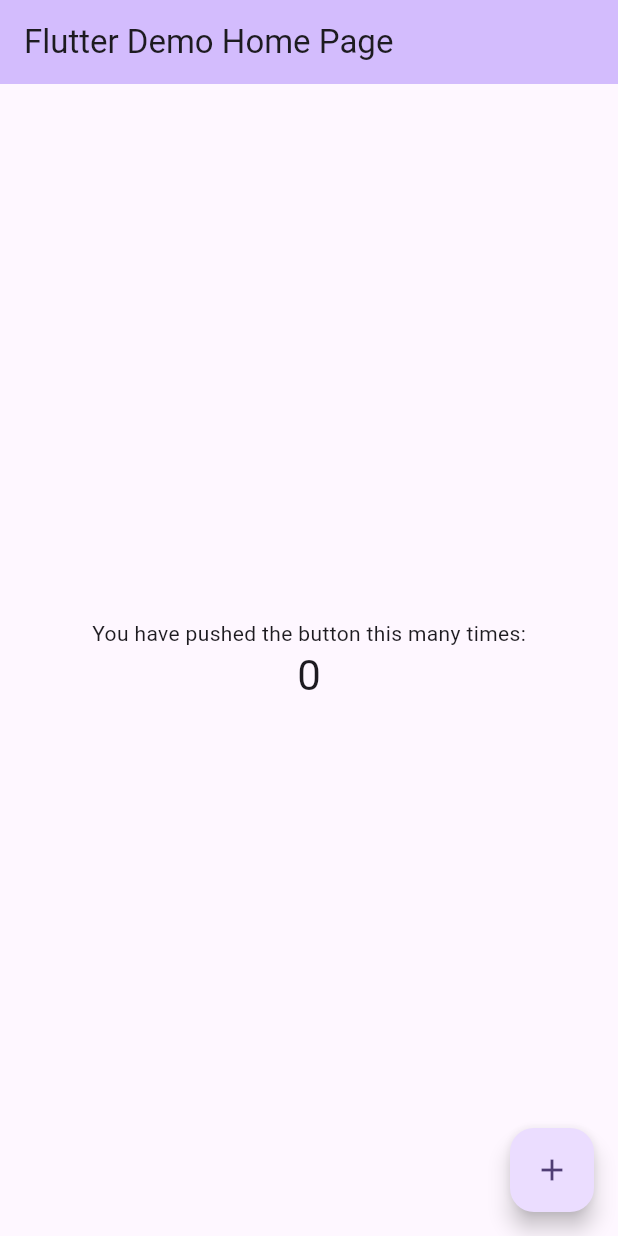
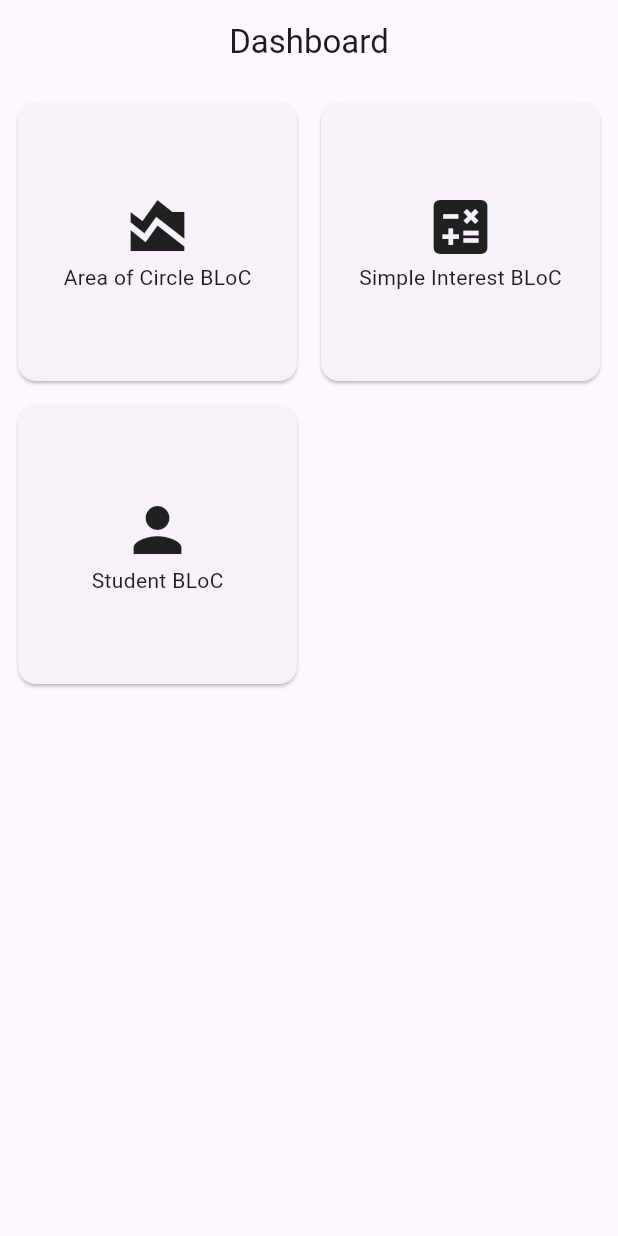
Before and after one commit to Binod222/class_assignment_two, a Flutter app: the screen it shows after launch, on a phone screen of 412 x 824 dp. Run offline on Flutter 3.47's test engine with Material 3 defaults, Android fonts, the phone set to English and light mode, and no system bars; our stand-ins replace equatable, flutter_bloc, get_it.

```diff
--- /dev/null
+++ b/lib/app.dart
@@ -0,0 +1,21 @@
+import 'package:class_assignment_two/cubit/dashboard_cubit.dart';
+import 'package:class_assignment_two/service_locator/service_locator.dart';
+import 'package:class_assignment_two/view/dashboard_bloc_view.dart';
+import 'package:flutter/material.dart';
+import 'package:flutter_bloc/flutter_bloc.dart';
+
+class App extends StatelessWidget {
+  const App({super.key});
+
+  @override
+  Widget build(BuildContext context) {
+    return MaterialApp(
+      debugShowCheckedModeBanner: false,
+      title: 'Flutter BLoC',
+      home: BlocProvider.value(
+        value: serviceLocator<DashboardCubit>(),
+        child: DashboardBlocView(),
+      ),
+    );
+  }
+}
--- /dev/null
+++ b/lib/bloc/areaofcircle_bloc.dart
@@ -0,0 +1,14 @@
+import 'package:equatable/equatable.dart';
+import 'package:flutter_bloc/flutter_bloc.dart';
+
+part 'areaofcircle_event.dart';
+
+
+class AreaofcircleBloc extends Bloc<AreaofcircleEvent, double> {
+  AreaofcircleBloc() : super(0) {
+    on<AreaofcircleEvent>((event, emit) {
+      final area = ( pi * event.radius * event.radius);
+      emit(area);
+    });
+  }
+}
--- /dev/null
+++ b/lib/bloc/simpleinterest_bloc.dart
@@ -0,0 +1,13 @@
+import 'package:equatable/equatable.dart';
+import 'package:flutter_bloc/flutter_bloc.dart';
+
+part 'simpleinterest_event.dart';
+
+class SimpleinterestBloc extends Bloc<SimpleinterestEvent, double> {
+  SimpleinterestBloc() : super(0) {
+    on<CalculateInterestEvent>((event, emit) {
+      final interest = (event.principal * event.time * event.rate )/100;
+      emit(interest);
+    });
+  }
+}
--- /dev/null
+++ b/lib/bloc/student_bloc.dart
@@ -0,0 +1,22 @@
+import 'package:class_assignment_two/model/student_model.dart';
+import 'package:class_assignment_two/model/student_state.dart';
+import 'package:equatable/equatable.dart';
+import 'package:flutter_bloc/flutter_bloc.dart';
+
+part 'student_event.dart';
+
+class StudentBloc extends Bloc<StudentEvent, StudentState> {
+  StudentBloc() : super(StudentState.initial()) {
+    on<AddStudentEvent>((event, emit) {
+      // Create a new StudentModel from the event data
+      final newStudent = StudentModel(event.name, event.age, event.address);
+
+      // Add the new student to the list of students in the state
+      final updatedStudents = List<StudentModel>.from(state.lstStudents)
+        ..add(newStudent);
+
+      // Emit the new state with the updated list of students
+      emit(state.copyWith(lstStudents: updatedStudents));
+    });
+  }
+}
--- /dev/null
+++ b/lib/cubit/dashboard_cubit.dart
@@ -0,0 +1,50 @@
+import 'package:class_assignment_two/bloc/simpleinterest_bloc.dart';
+import 'package:class_assignment_two/bloc/student_bloc.dart';
+import 'package:class_assignment_two/view/simple_interest_bloc_view.dart';
+import 'package:class_assignment_two/view/student_bloc_view.dart';
+import 'package:flutter/material.dart';
+import 'package:flutter_bloc/flutter_bloc.dart';
+
+class DashboardCubit extends Cubit<void> {
+  DashboardCubit(
+    this._simpleinterestBloc,
+    this._studentBloc
+  ) : super(null);
+
+  final SimpleinterestBloc _simpleinterestBloc;
+  final StudentBloc _studentBloc;
+
+  void openSimpleInterestView(BuildContext context) {
+    Navigator.push(
+      context,
+      MaterialPageRoute(
+        builder: (_) => BlocProvider.value(
+          value: _simpleinterestBloc,
+          child: SimpleInterestBlocView(),
+        ),
+      ),
+    );
+  }
+  void openAreaOfCircleView(BuildContext context) {
+    Navigator.push(
+      context,
+      MaterialPageRoute(
+        builder: (_) => BlocProvider.value(
+          value: _simpleinterestBloc,
+          child: SimpleInterestBlocView(),
+        ),
+      ),
+    );
+  }
+  void openStudentListView(BuildContext context) {
+    Navigator.push(
+      context,
+      MaterialPageRoute(
+        builder: (_) => BlocProvider.value(
+          value: _studentBloc,
+          child: StudentBlocView(),
+        ),
+      ),
+    );
+  }
+}
--- a/lib/main.dart
+++ b/lib/main.dart
@@ -1,125 +1,12 @@
+import 'package:class_assignment_two/app.dart';
+import 'package:class_assignment_two/service_locator/service_locator.dart';
 import 'package:flutter/material.dart';
 
-void main() {
-  runApp(const MyApp());
+void main() async {
+  WidgetsFlutterBinding.ensureInitialized();
+
+  await initDependencies();
+  runApp(
+    App(),
+  );
 }
-
-class MyApp extends StatelessWidget {
-  const MyApp({super.key});
-
-  // This widget is the root of your application.
-  @override
-  Widget build(BuildContext context) {
-    return MaterialApp(
-      title: 'Flutter Demo',
-      theme: ThemeData(
-        // This is the theme of your application.
-        //
-        // TRY THIS: Try running your application with "flutter run". You'll see
-        // the application has a purple toolbar. Then, without quitting the app,
-        // try changing the seedColor in the colorScheme below to Colors.green
-        // and then invoke "hot reload" (save your changes or press the "hot
-        // reload" button in a Flutter-supported IDE, or press "r" if you used
-        // the command line to start the app).
-        //
-        // Notice that the counter didn't reset back to zero; the application
-        // state is not lost during the reload. To reset the state, use hot
-        // restart instead.
-        //
-        // This works for code too, not just values: Most code changes can be
-        // tested with just a hot reload.
-        colorScheme: ColorScheme.fromSeed(seedColor: Colors.deepPurple),
-        useMaterial3: true,
-      ),
-      home: const MyHomePage(title: 'Flutter Demo Home Page'),
-    );
-  }
-}
-
-class MyHomePage extends StatefulWidget {
-  const MyHomePage({super.key, required this.title});
-
-  // This widget is the home page of your application. It is stateful, meaning
-  // that it has a State object (defined below) that contains fields that affect
-  // how it looks.
-
-  // This class is the configuration for the state. It holds the values (in this
-  // case the title) provided by the parent (in this case the App widget) and
-  // used by the build method of the State. Fields in a Widget subclass are
-  // always marked "final".
-
-  final String title;
-
-  @override
-  State<MyHomePage> createState() => _MyHomePageState();
-}
-
-class _MyHomePageState extends State<MyHomePage> {
-  int _counter = 0;
-
-  void _incrementCounter() {
-    setState(() {
-      // This call to setState tells the Flutter framework that something has
-      // changed in this State, which causes it to rerun the build method below
-      // so that the display can reflect the updated values. If we changed
-      // _counter without calling setState(), then the build method would not be
-      // called again, and so nothing would appear to happen.
-      _counter++;
-    });
-  }
-
-  @override
-  Widget build(BuildContext context) {
-    // This method is rerun every time setState is called, for instance as done
-    // by the _incrementCounter method above.
-    //
-    // The Flutter framework has been optimized to make rerunning build methods
-    // fast, so that you can just rebuild anything that needs updating rather
-    // than having to individually change instances of widgets.
-    return Scaffold(
-      appBar: AppBar(
-        // TRY THIS: Try changing the color here to a specific color (to
-        // Colors.amber, perhaps?) and trigger a hot reload to see the AppBar
-        // change color while the other colors stay the same.
-        backgroundColor: Theme.of(context).colorScheme.inversePrimary,
-        // Here we take the value from the MyHomePage object that was created by
-        // the App.build method, and use it to set our appbar title.
-        title: Text(widget.title),
-      ),
-      body: Center(
-        // Center is a layout widget. It takes a single child and positions it
-        // in the middle of the parent.
-        child: Column(
-          // Column is also a layout widget. It takes a list of children and
-          // arranges them vertically. By default, it sizes itself to fit its
-          // children horizontally, and tries to be as tall as its parent.
-          //
-          // Column has various properties to control how it sizes itself and
-          // how it positions its children. Here we use mainAxisAlignment to
-          // center the children vertically; the main axis here is the vertical
-          // axis because Columns are vertical (the cross axis would be
-          // horizontal).
-          //
-          // TRY THIS: Invoke "debug painting" (choose the "Toggle Debug Paint"
-          // action in the IDE, or press "p" in the console), to see the
-          // wireframe for each widget.
-          mainAxisAlignment: MainAxisAlignment.center,
-          children: <Widget>[
-            const Text(
-              'You have pushed the button this many times:',
-            ),
-            Text(
-              '$_counter',
-              style: Theme.of(context).textTheme.headlineMedium,
-            ),
-          ],
-        ),
-      ),
-      floatingActionButton: FloatingActionButton(
-        onPressed: _incrementCounter,
-        tooltip: 'Increment',
-        child: const Icon(Icons.add),
-      ), // This trailing comma makes auto-formatting nicer for build methods.
-    );
-  }
-}
--- /dev/null
+++ b/lib/view/dashboard_bloc_view.dart
@@ -0,0 +1,67 @@
+import 'package:class_assignment_two/cubit/dashboard_cubit.dart';
+import 'package:flutter/material.dart';
+import 'package:flutter_bloc/flutter_bloc.dart';
+
+class DashboardBlocView extends StatelessWidget {
+  const DashboardBlocView({super.key});
+
+  @override
+  Widget build(BuildContext context) {
+    return Scaffold(
+      appBar: AppBar(
+        title: const Text('Dashboard'),
+        centerTitle: true,
+      ),
+      body: GridView(
+        padding: const EdgeInsets.all(8),
+        gridDelegate: const SliverGridDelegateWithFixedCrossAxisCount(
+          crossAxisCount: 2,
+          crossAxisSpacing: 8,
+          mainAxisSpacing: 8,
+        ),
+        children: <Widget>[
+          Card(
+            child: InkWell(
+              onTap: () {},
+              child: Column(
+                mainAxisAlignment: MainAxisAlignment.center,
+                children: const <Widget>[
+                  Icon(Icons.area_chart, size: 48),
+                  Text('Area of Circle BLoC'),
+                ],
+              ),
+            ),
+          ),
+          Card(
+            child: InkWell(
+              onTap: () {
+                context.read<DashboardCubit>().openSimpleInterestView(context);
+              },
+              child: Column(
+                mainAxisAlignment: MainAxisAlignment.center,
+                children: const <Widget>[
+                  Icon(Icons.calculate, size: 48),
+                  Text('Simple Interest BLoC'),
+                ],
+              ),
+            ),
+          ),
+          Card(
+            child: InkWell(
+              onTap: () {
+                context.read<DashboardCubit>().openStudentListView(context);
+              },
+              child: Column(
+                mainAxisAlignment: MainAxisAlignment.center,
+                children: const <Widget>[
+                  Icon(Icons.person, size: 48),
+                  Text('Student BLoC'),
+                ],
+              ),
+            ),
+          ),
+        ],
+      ),
+    );
+  }
+}
--- a/pubspec.yaml
+++ b/pubspec.yaml
@@ -34,6 +34,9 @@ dependencies:
   # The following adds the Cupertino Icons font to your application.
   # Use with the CupertinoIcons class for iOS style icons.
   cupertino_icons: ^1.0.8
+  flutter_bloc: ^8.1.6
+  get_it: ^8.0.3
+  equatable: ^2.0.7
 
 dev_dependencies:
   flutter_test:
```
Also changed, not shown: lib/bloc/areaofcircle_event.dart (added, +14 -0 lines), lib/bloc/simpleinterest_event.dart (added, +17 -0 lines), lib/bloc/student_event.dart (added, +16 -0 lines), lib/model/student_model.dart (added, +12 -0 lines), lib/model/student_state.dart (added, +33 -0 lines), lib/service_locator/service_locator.dart (added, +25 -0 lines), lib/view/counter_bloc_view.dart (added, +53 -0 lines), lib/view/simple_interest_bloc_view.dart (added, +84 -0 lines), lib/view/student_bloc_view.dart (added, +91 -0 lines), pubspec.lock, 1 other file.
